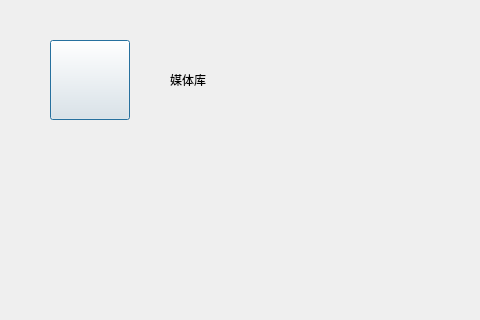
1028417/XMusic, file src/2Player/medialibdlg.ui: the form before one commit; both pictures show x 0 to 480 and y 0 to 320 of the 814 by 500 pixel window.
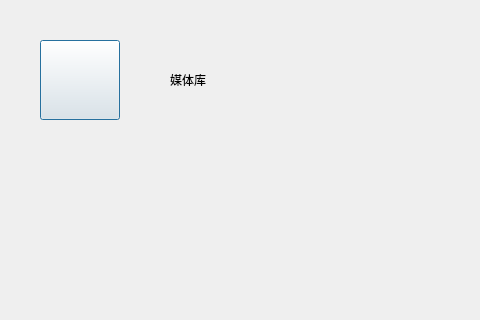
The form after the commit. Icons and pictures are not drawn. Custom widgets are drawn as their Qt base class.

What changed in the file:
```diff
--- a/src/2Player/medialibdlg.ui
+++ b/src/2Player/medialibdlg.ui
@@ -16,7 +16,7 @@
   <widget class="CButton" name="btnReturn">
    <property name="geometry">
     <rect>
-     <x>50</x>
+     <x>40</x>
      <y>40</y>
      <width>80</width>
      <height>80</height>
```
